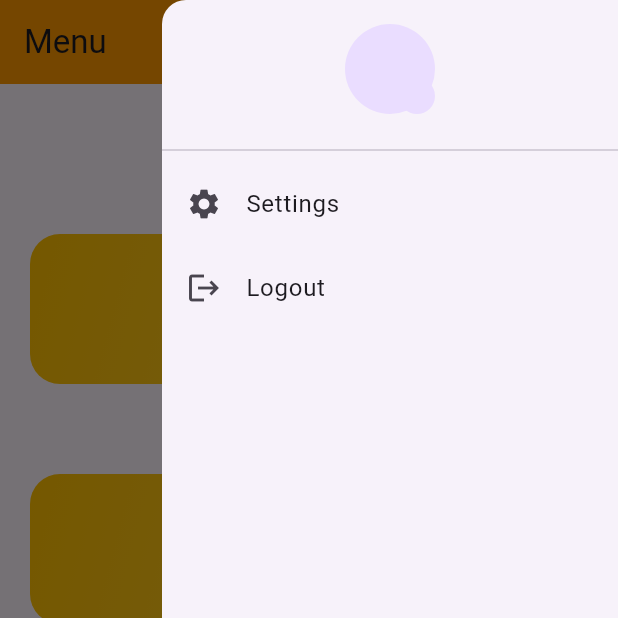
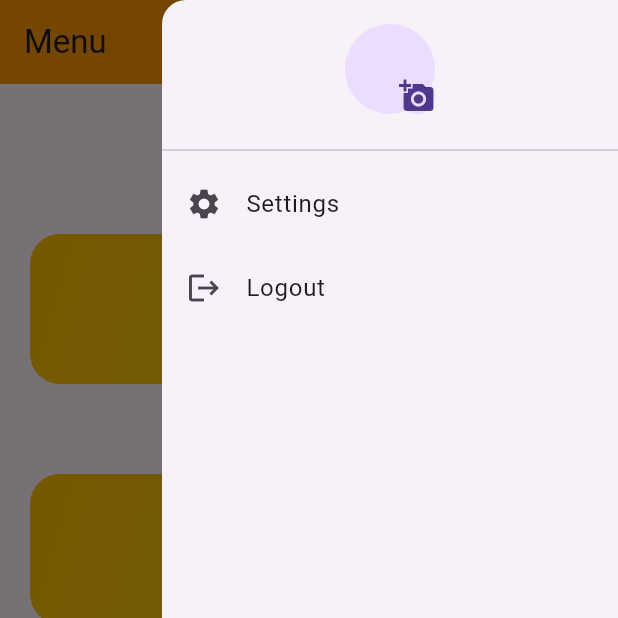
Before and after one commit to wrsandepa/optimized-delevary-management-System-project, a Flutter app: the Homescreen screen opened directly, after a tap on the "account circle" icon, after a tap on "Profile", on a phone screen of 412 x 824 dp, the top half of it. Run offline on Flutter 3.47's test engine with Material 3 defaults, Android fonts, the light colour scheme and no system bars; our stand-ins replace cloud_firestore, firebase_auth, firebase_core, firebase_storage, flutter_rating_bar, image_picker and 2 more; accounts and stored records are empty; network calls fail.

Commit message:
profile pic  updating erro fix

```diff
--- a/app1/lib/sreen/home.dart
+++ b/app1/lib/sreen/home.dart
@@ -27,6 +27,9 @@ class _HomescreenState extends State<Homescreen> {
   final ImagePicker _imagePicker = ImagePicker();
   String? _downloadURL;
   String? _imageUrl; // To store the download URL
+  String? _userN; // To store the user username
+  String? _email; // To store the email
+
   Future<void> _pickImage() async {
     try {
       XFile? pickedFile =
@@ -38,6 +41,7 @@ class _HomescreenState extends State<Homescreen> {
         } else {
           await _uploadImageMobile(File(pickedFile.path));
         }
+        _fetchUserData();
       }
     } catch (e) {
       print('Error picking image: $e');
@@ -129,6 +133,8 @@ class _HomescreenState extends State<Homescreen> {
       if (userDoc.exists) {
         setState(() {
           _imageUrl = userDoc['imageurl'];
+          _userN = userDoc['username'];
+          _email = userDoc['email'];
         });
       }
       print('_fetchUserData is: ${_imageUrl}');
@@ -205,7 +211,7 @@ class _HomescreenState extends State<Homescreen> {
             child: Stack(
               alignment: Alignment.center,
               children: [
-                CircleAvatar(
+                const CircleAvatar(
                   radius: 30.0,
                 ),
                 Positioned(
@@ -213,8 +219,9 @@ class _HomescreenState extends State<Homescreen> {
                   right: 0,
                   child: GestureDetector(
                     onTap: _pickImage,
-                    child: CircleAvatar(
+                    child: const CircleAvatar(
                       radius: 12,
+                      child: Icon(Icons.add_a_photo),
                     ),
                   ),
                 ),
@@ -270,11 +277,11 @@ class _HomescreenState extends State<Homescreen> {
           children: <Widget>[
             UserAccountsDrawerHeader(
               decoration: const BoxDecoration(color: Colors.amberAccent),
-              accountName: const Text('User Name',
-                  style: TextStyle(
+              accountName: Text('$_userN',
+                  style: const TextStyle(
                       color: Colors.black)), // Replace with actual user name
-              accountEmail: const Text('user@example.com',
-                  style: TextStyle(
+              accountEmail: Text('$_email',
+                  style: const TextStyle(
                       color: Colors.black)), // Replace with actual user email
               currentAccountPicture: CircleAvatar(
                 backgroundColor: Colors.white,
--- a/app1/lib/sreen/singup.dart
+++ b/app1/lib/sreen/singup.dart
@@ -182,7 +182,7 @@ class _SingupageState extends State<Singupage> {
                         child: const Text(
                           'singup',
                           style:
-                              TextStyle(color: Colors.blueGrey, fontSize: 18),
+                              TextStyle(color: Colors.blueGrey, fontSize: 15),
                         ),
                       ),
                     ]),
--- a/app1/pubspec.yaml
+++ b/app1/pubspec.yaml
@@ -78,6 +78,8 @@ assets:
     - assets1/annimation/pic2.jpg
     - assets1/annimation/background.jpg
     - assets1/annimation/Thunderdrop-full-logo.png
+    - assets1/annimation/2147981654.jpg
+
 
 
   # An image asset can refer to one or more resolution-specific "variants", see
```
Also changed, not shown: app1/lib/sreen/login.dart (+80 -12 lines), app1/assets1/annimation/2147981654.jpg (added).
